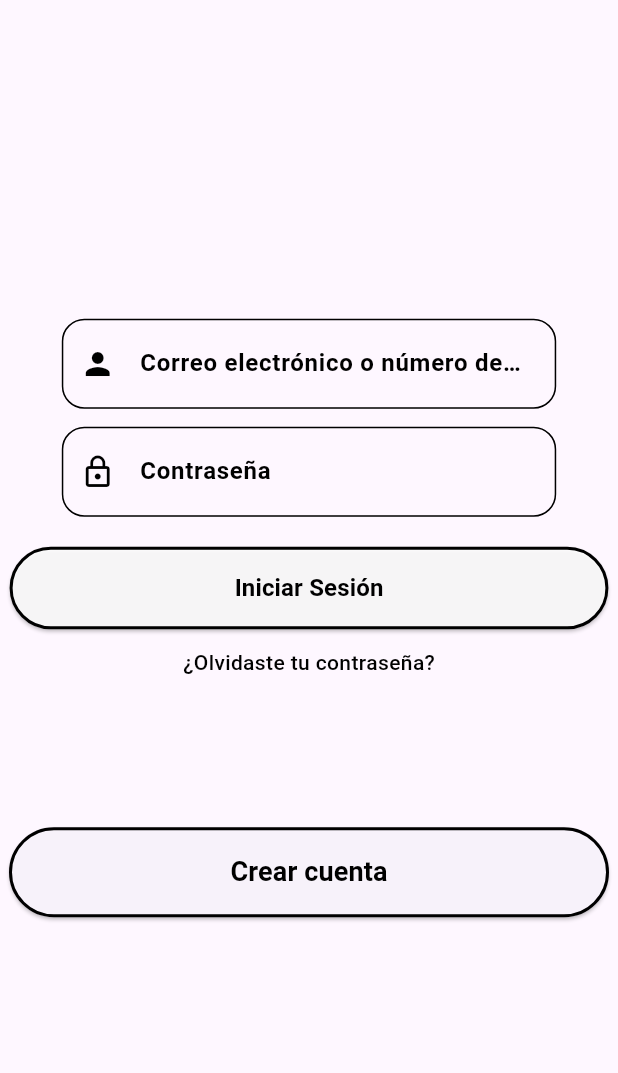
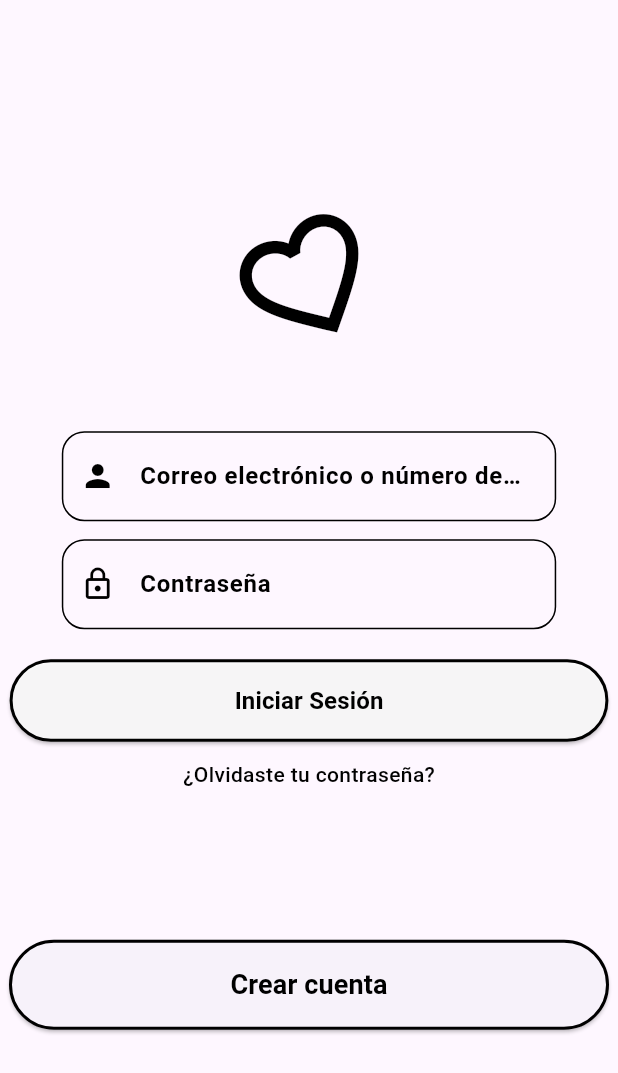
Before and after one commit to jholian10/Mensaje-Privado, a Flutter app: the screen it shows after launch, on a phone screen of 412 x 824 dp. Shown: the top 1073 px of the screen. Run offline on Flutter 3.47's test engine with Material 3 defaults, Android fonts, the light colour scheme and no system bars.

Commit message:
agrego icono de corazon

```diff
--- a/private_message/lib/login_view.dart
+++ b/private_message/lib/login_view.dart
@@ -16,6 +16,17 @@ class _LoginViewState extends State<LoginView> {
         child: Column(
           mainAxisAlignment: MainAxisAlignment.center,
           children: [
+            Transform.rotate(
+              angle: -0.5,
+              child: Icon(
+                Icons.favorite_border,
+                size: 100,
+                color: const Color.fromARGB(255, 0, 0, 0),
+              ),
+            ),
+
+            SizedBox(height: 50),
+
             // campo usuario
             SizedBox(
               width: size.width * 0.8,
@@ -98,18 +109,8 @@ class _LoginViewState extends State<LoginView> {
                 // botón de verificación de credenciales
               },
               style: ElevatedButton.styleFrom(
-                backgroundColor: const Color.fromARGB(
-                  221,
-                  255,
-                  255,
-                  255,
-                ), // Sin fondo
-                foregroundColor: const Color.fromARGB(
-                  255,
-                  0,
-                  0,
-                  0,
-                ), // Color del texto
+                backgroundColor: const Color.fromARGB(221, 255, 255, 255),
+                foregroundColor: const Color.fromARGB(255, 0, 0, 0),
                 padding: const EdgeInsets.symmetric(
                   horizontal: 150,
                   vertical: 16,
@@ -125,10 +126,7 @@ class _LoginViewState extends State<LoginView> {
               ),
               child: const Text(
                 'Iniciar Sesión',
-                style: TextStyle(
-                  fontSize: 16,
-                  fontWeight: FontWeight.bold, // Para que resalte más
-                ),
+                style: TextStyle(fontSize: 16, fontWeight: FontWeight.bold),
               ),
             ),
 
```
